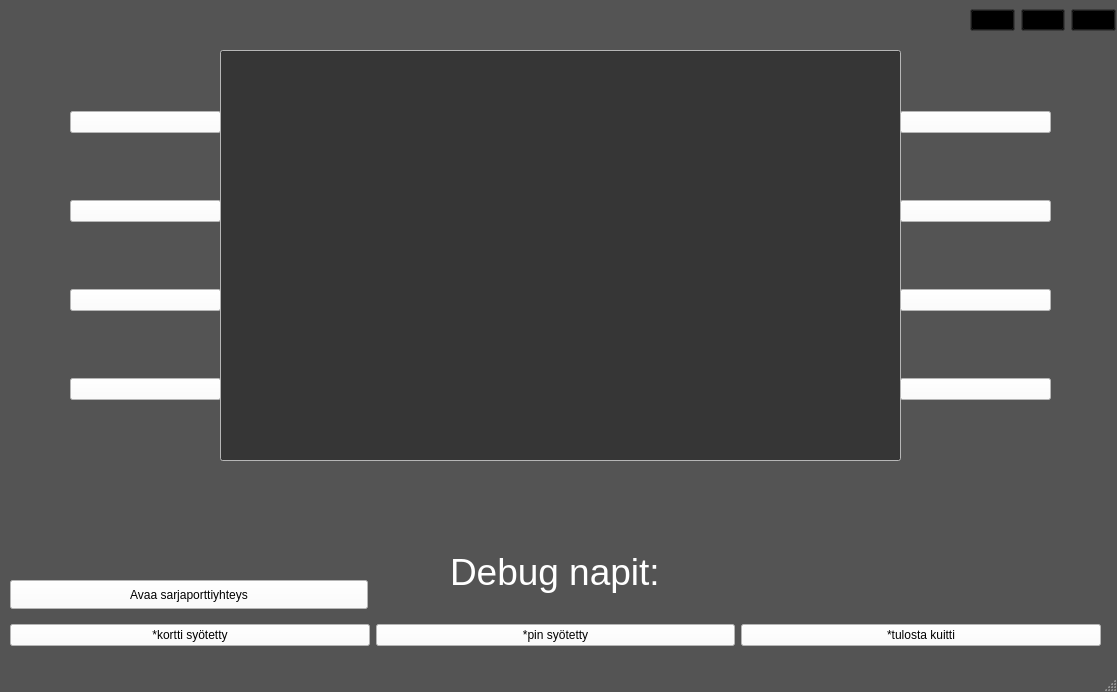
Qt form bankautomat_exe/bankautomat/mainwindow.ui (Siistikissa/bankautomat) before a commit.
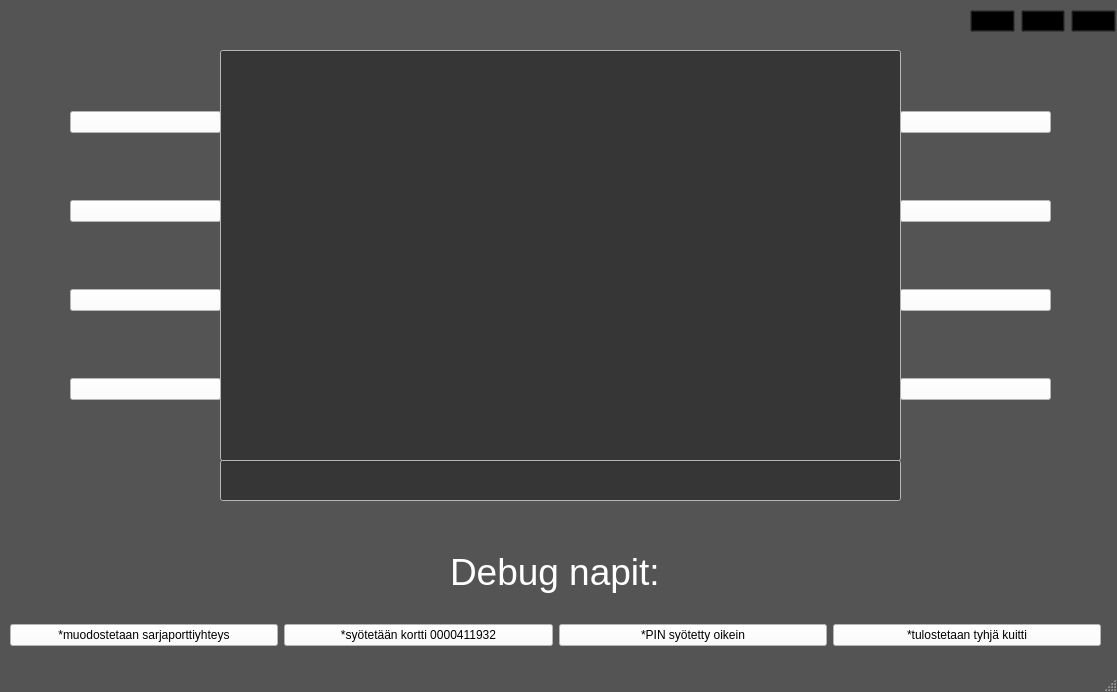
The same form after that commit. Icons and pictures are not drawn.

```diff
--- a/bankautomat_exe/bankautomat/mainwindow.ui
+++ b/bankautomat_exe/bankautomat/mainwindow.ui
@@ -2830,6 +2830,455 @@
      </rect>
     </property>
     <layout class="QHBoxLayout" name="horizontalLayout">
+     <item>
+      <widget class="QPushButton" name="SerialButton">
+       <property name="palette">
+        <palette>
+         <active>
+          <colorrole role="WindowText">
+           <brush brushstyle="SolidPattern">
+            <color alpha="255">
+             <red>0</red>
+             <green>0</green>
+             <blue>0</blue>
+            </color>
+           </brush>
+          </colorrole>
+          <colorrole role="Button">
+           <brush brushstyle="SolidPattern">
+            <color alpha="255">
+             <red>255</red>
+             <green>255</green>
+             <blue>255</blue>
+            </color>
+           </brush>
+          </colorrole>
+          <colorrole role="Light">
+           <brush brushstyle="SolidPattern">
+            <color alpha="255">
+             <red>255</red>
+             <green>255</green>
+             <blue>255</blue>
+            </color>
+           </brush>
+          </colorrole>
+          <colorrole role="Midlight">
+           <brush brushstyle="SolidPattern">
+            <color alpha="255">
+             <red>255</red>
+             <green>255</green>
+             <blue>255</blue>
+            </color>
+           </brush>
+          </colorrole>
+          <colorrole role="Dark">
+           <brush brushstyle="SolidPattern">
+            <color alpha="255">
+             <red>127</red>
+             <green>127</green>
+             <blue>127</blue>
+            </color>
+           </brush>
+          </colorrole>
+          <colorrole role="Mid">
+           <brush brushstyle="SolidPattern">
+            <color alpha="255">
+             <red>170</red>
+             <green>170</green>
+             <blue>170</blue>
+            </color>
+           </brush>
+          </colorrole>
+          <colorrole role="Text">
+           <brush brushstyle="SolidPattern">
+            <color alpha="255">
+             <red>0</red>
+             <green>0</green>
+             <blue>0</blue>
+            </color>
+           </brush>
+          </colorrole>
+          <colorrole role="BrightText">
+           <brush brushstyle="SolidPattern">
+            <color alpha="255">
+             <red>255</red>
+             <green>255</green>
+             <blue>255</blue>
+            </color>
+           </brush>
+          </colorrole>
+          <colorrole role="ButtonText">
+           <brush brushstyle="SolidPattern">
+            <color alpha="255">
+             <red>0</red>
+             <green>0</green>
+             <blue>0</blue>
+            </color>
+           </brush>
+          </colorrole>
+          <colorrole role="Base">
+           <brush brushstyle="SolidPattern">
+            <color alpha="255">
+             <red>255</red>
+             <green>255</green>
+             <blue>255</blue>
+            </color>
+           </brush>
+          </colorrole>
+          <colorrole role="Window">
+           <brush brushstyle="SolidPattern">
+            <color alpha="255">
+             <red>255</red>
+             <green>255</green>
+             <blue>255</blue>
+            </color>
+           </brush>
+          </colorrole>
+          <colorrole role="Shadow">
+           <brush brushstyle="SolidPattern">
+            <color alpha="255">
+             <red>0</red>
+             <green>0</green>
+             <blue>0</blue>
+            </color>
+           </brush>
+          </colorrole>
+          <colorrole role="AlternateBase">
+           <brush brushstyle="SolidPattern">
+            <color alpha="255">
+             <red>255</red>
+             <green>255</green>
+             <blue>255</blue>
+            </color>
+           </brush>
+          </colorrole>
+          <colorrole role="ToolTipBase">
+           <brush brushstyle="SolidPattern">
+            <color alpha="255">
+             <red>255</red>
+             <green>255</green>
+             <blue>220</blue>
+            </color>
+           </brush>
+          </colorrole>
+          <colorrole role="ToolTipText">
+           <brush brushstyle="SolidPattern">
+            <color alpha="255">
+             <red>0</red>
+             <green>0</green>
+             <blue>0</blue>
+            </color>
+           </brush>
+          </colorrole>
+          <colorrole role="PlaceholderText">
+           <brush brushstyle="SolidPattern">
+            <color alpha="127">
+             <red>0</red>
+             <green>0</green>
+             <blue>0</blue>
+            </color>
+           </brush>
+          </colorrole>
+         </active>
+         <inactive>
+          <colorrole role="WindowText">
+           <brush brushstyle="SolidPattern">
+            <color alpha="255">
+             <red>0</red>
+             <green>0</green>
+             <blue>0</blue>
+            </color>
+           </brush>
+          </colorrole>
+          <colorrole role="Button">
+           <brush brushstyle="SolidPattern">
+            <color alpha="255">
+             <red>255</red>
+             <green>255</green>
+             <blue>255</blue>
+            </color>
+           </brush>
+          </colorrole>
+          <colorrole role="Light">
+           <brush brushstyle="SolidPattern">
+            <color alpha="255">
+             <red>255</red>
+             <green>255</green>
+             <blue>255</blue>
+            </color>
+           </brush>
+          </colorrole>
+          <colorrole role="Midlight">
+           <brush brushstyle="SolidPattern">
+            <color alpha="255">
+             <red>255</red>
+             <green>255</green>
+             <blue>255</blue>
+            </color>
+           </brush>
+          </colorrole>
+          <colorrole role="Dark">
+           <brush brushstyle="SolidPattern">
+            <color alpha="255">
+             <red>127</red>
+             <green>127</green>
+             <blue>127</blue>
+            </color>
+           </brush>
+          </colorrole>
+          <colorrole role="Mid">
+           <brush brushstyle="SolidPattern">
+            <color alpha="255">
+             <red>170</red>
+             <green>170</green>
+             <blue>170</blue>
+            </color>
+           </brush>
+          </colorrole>
+          <colorrole role="Text">
+           <brush brushstyle="SolidPattern">
+            <color alpha="255">
+             <red>0</red>
+             <green>0</green>
+             <blue>0</blue>
+            </color>
+           </brush>
+          </colorrole>
+          <colorrole role="BrightText">
+           <brush brushstyle="SolidPattern">
+            <color alpha="255">
+             <red>255</red>
+             <green>255</green>
+             <blue>255</blue>
+            </color>
+           </brush>
+          </colorrole>
+          <colorrole role="ButtonText">
+           <brush brushstyle="SolidPattern">
+            <color alpha="255">
+             <red>0</red>
+             <green>0</green>
+             <blue>0</blue>
+            </color>
+           </brush>
+          </colorrole>
+          <colorrole role="Base">
+           <brush brushstyle="SolidPattern">
+            <color alpha="255">
+             <red>255</red>
+             <green>255</green>
+             <blue>255</blue>
+            </color>
+           </brush>
+          </colorrole>
+          <colorrole role="Window">
+           <brush brushstyle="SolidPattern">
+            <color alpha="255">
+             <red>255</red>
+             <green>255</green>
+             <blue>255</blue>
+            </color>
+           </brush>
+          </colorrole>
+          <colorrole role="Shadow">
+           <brush brushstyle="SolidPattern">
+            <color alpha="255">
+             <red>0</red>
+             <green>0</green>
+             <blue>0</blue>
+            </color>
+           </brush>
+          </colorrole>
+          <colorrole role="AlternateBase">
+           <brush brushstyle="SolidPattern">
+            <color alpha="255">
+             <red>255</red>
+             <green>255</green>
+             <blue>255</blue>
+            </color>
+           </brush>
+          </colorrole>
+          <colorrole role="ToolTipBase">
+           <brush brushstyle="SolidPattern">
+            <color alpha="255">
+             <red>255</red>
+             <green>255</green>
+             <blue>220</blue>
+            </color>
+           </brush>
+          </colorrole>
+          <colorrole role="ToolTipText">
+           <brush brushstyle="SolidPattern">
+            <color alpha="255">
+             <red>0</red>
+             <green>0</green>
+             <blue>0</blue>
+            </color>
+           </brush>
+          </colorrole>
+          <colorrole role="PlaceholderText">
+           <brush brushstyle="SolidPattern">
+            <color alpha="127">
+             <red>0</red>
+             <green>0</green>
+             <blue>0</blue>
+            </color>
+           </brush>
+          </colorrole>
+         </inactive>
+         <disabled>
+          <colorrole role="WindowText">
+           <brush brushstyle="SolidPattern">
+            <color alpha="255">
+             <red>127</red>
+             <green>127</green>
+             <blue>127</blue>
+            </color>
+           </brush>
+          </colorrole>
+          <colorrole role="Button">
+           <brush brushstyle="SolidPattern">
+            <color alpha="255">
+             <red>255</red>
+             <green>255</green>
+             <blue>255</blue>
+            </color>
+           </brush>
+          </colorrole>
+          <colorrole role="Light">
+           <brush brushstyle="SolidPattern">
+            <color alpha="255">
+             <red>255</red>
+             <green>255</green>
+             <blue>255</blue>
+            </color>
+           </brush>
+          </colorrole>
+          <colorrole role="Midlight">
+           <brush brushstyle="SolidPattern">
+            <color alpha="255">
+             <red>255</red>
+             <green>255</green>
+             <blue>255</blue>
+            </color>
+           </brush>
+          </colorrole>
+          <colorrole role="Dark">
+           <brush brushstyle="SolidPattern">
+            <color alpha="255">
+             <red>127</red>
+             <green>127</green>
+             <blue>127</blue>
+            </color>
+           </brush>
+          </colorrole>
+          <colorrole role="Mid">
+           <brush brushstyle="SolidPattern">
+            <color alpha="255">
+             <red>170</red>
+             <green>170</green>
+             <blue>170</blue>
+            </color>
+           </brush>
+          </colorrole>
+          <colorrole role="Text">
+           <brush brushstyle="SolidPattern">
+            <color alpha="255">
+             <red>127</red>
+             <green>127</green>
+             <blue>127</blue>
+            </color>
+           </brush>
+          </colorrole>
+          <colorrole role="BrightText">
+           <brush brushstyle="SolidPattern">
+            <color alpha="255">
+             <red>255</red>
+             <green>255</green>
+             <blue>255</blue>
+            </color>
+           </brush>
+          </colorrole>
+          <colorrole role="ButtonText">
+           <brush brushstyle="SolidPattern">
+            <color alpha="255">
+             <red>127</red>
+             <green>127</green>
+             <blue>127</blue>
+            </color>
+           </brush>
+          </colorrole>
+          <colorrole role="Base">
+           <brush brushstyle="SolidPattern">
+            <color alpha="255">
+             <red>255</red>
+             <green>255</green>
+             <blue>255</blue>
+            </color>
+           </brush>
+          </colorrole>
+          <colorrole role="Window">
+           <brush brushstyle="SolidPattern">
+            <color alpha="255">
+             <red>255</red>
+             <green>255</green>
+             <blue>255</blue>
+            </color>
+           </brush>
+          </colorrole>
+          <colorrole role="Shadow">
+           <brush brushstyle="SolidPattern">
+            <color alpha="255">
+             <red>0</red>
+             <green>0</green>
+             <blue>0</blue>
+            </color>
+           </brush>
+          </colorrole>
+          <colorrole role="AlternateBase">
+           <brush brushstyle="SolidPattern">
+            <color alpha="255">
+             <red>255</red>
+             <green>255</green>
+             <blue>255</blue>
+            </color>
+           </brush>
+          </colorrole>
+          <colorrole role="ToolTipBase">
+           <brush brushstyle="SolidPattern">
+            <color alpha="255">
+             <red>255</red>
+             <green>255</green>
+             <blue>220</blue>
+            </color>
+           </brush>
+          </colorrole>
+          <colorrole role="ToolTipText">
+           <brush brushstyle="SolidPattern">
+            <color alpha="255">
+             <red>0</red>
+             <green>0</green>
+             <blue>0</blue>
+            </color>
+           </brush>
+          </colorrole>
+          <colorrole role="PlaceholderText">
+           <brush brushstyle="SolidPattern">
+            <color alpha="127">
+             <red>127</red>
+             <green>127</green>
+             <blue>127</blue>
+            </color>
+           </brush>
+          </colorrole>
+         </disabled>
+        </palette>
+       </property>
+       <property name="text">
+        <string>*muodostetaan sarjaporttiyhteys</string>
+       </property>
+      </widget>
+     </item>
      <item>
       <widget class="QPushButton" name="RFIDButton">
        <property name="palette">
@@ -3275,7 +3724,7 @@
         </palette>
        </property>
        <property name="text">
-        <string>*kortti syötetty</string>
+        <string>*syötetään kortti 0000411932</string>
        </property>
       </widget>
      </item>
@@ -3724,7 +4173,7 @@
         </palette>
        </property>
        <property name="text">
-        <string>*pin syötetty</string>
+        <string>*PIN syötetty oikein</string>
        </property>
       </widget>
      </item>
@@ -4173,7 +4622,7 @@
         </palette>
        </property>
        <property name="text">
-        <string>*tulosta kuitti</string>
+        <string>*tulostetaan tyhjä kuitti</string>
        </property>
       </widget>
      </item>
@@ -5987,468 +6436,13 @@
      </item>
     </layout>
    </widget>
-   <widget class="QPushButton" name="RFIDButton_2">
-    <property name="geometry">
-     <rect>
-      <x>10</x>
-      <y>580</y>
-      <width>358</width>
-      <height>29</height>
-     </rect>
-    </property>
-    <property name="palette">
-     <palette>
-      <active>
-       <colorrole role="WindowText">
-        <brush brushstyle="SolidPattern">
-         <color alpha="255">
-          <red>0</red>
-          <green>0</green>
-          <blue>0</blue>
-         </color>
-        </brush>
-       </colorrole>
-       <colorrole role="Button">
-        <brush brushstyle="SolidPattern">
-         <color alpha="255">
-          <red>255</red>
-          <green>255</green>
-          <blue>255</blue>
-         </color>
-        </brush>
-       </colorrole>
-       <colorrole role="Light">
-        <brush brushstyle="SolidPattern">
-         <color alpha="255">
-          <red>255</red>
-          <green>255</green>
-          <blue>255</blue>
-         </color>
-        </brush>
-       </colorrole>
-       <colorrole role="Midlight">
-        <brush brushstyle="SolidPattern">
-         <color alpha="255">
-          <red>255</red>
-          <green>255</green>
-          <blue>255</blue>
-         </color>
-        </brush>
-       </colorrole>
-       <colorrole role="Dark">
-        <brush brushstyle="SolidPattern">
-         <color alpha="255">
-          <red>127</red>
-          <green>127</green>
-          <blue>127</blue>
-         </color>
-        </brush>
-       </colorrole>
-       <colorrole role="Mid">
-        <brush brushstyle="SolidPattern">
-         <color alpha="255">
-          <red>170</red>
-          <green>170</green>
-          <blue>170</blue>
-         </color>
-        </brush>
-       </colorrole>
-       <colorrole role="Text">
-        <brush brushstyle="SolidPattern">
-         <color alpha="255">
-          <red>0</red>
-          <green>0</green>
-          <blue>0</blue>
-         </color>
-        </brush>
-       </colorrole>
-       <colorrole role="BrightText">
-        <brush brushstyle="SolidPattern">
-         <color alpha="255">
-          <red>255</red>
-          <green>255</green>
-          <blue>255</blue>
-         </color>
-        </brush>
-       </colorrole>
-       <colorrole role="ButtonText">
-        <brush brushstyle="SolidPattern">
-         <color alpha="255">
-          <red>0</red>
-          <green>0</green>
-          <blue>0</blue>
-         </color>
-        </brush>
-       </colorrole>
-       <colorrole role="Base">
-        <brush brushstyle="SolidPattern">
-         <color alpha="255">
-          <red>255</red>
-          <green>255</green>
-          <blue>255</blue>
-         </color>
-        </brush>
-       </colorrole>
-       <colorrole role="Window">
-        <brush brushstyle="SolidPattern">
-         <color alpha="255">
-          <red>255</red>
-          <green>255</green>
-          <blue>255</blue>
-         </color>
-        </brush>
-       </colorrole>
-       <colorrole role="Shadow">
-        <brush brushstyle="SolidPattern">
-         <color alpha="255">
-          <red>0</red>
-          <green>0</green>
-          <blue>0</blue>
-         </color>
-        </brush>
-       </colorrole>
-       <colorrole role="AlternateBase">
-        <brush brushstyle="SolidPattern">
-         <color alpha="255">
-          <red>255</red>
-          <green>255</green>
-          <blue>255</blue>
-         </color>
-        </brush>
-       </colorrole>
-       <colorrole role="ToolTipBase">
-        <brush brushstyle="SolidPattern">
-         <color alpha="255">
-          <red>255</red>
-          <green>255</green>
-          <blue>220</blue>
-         </color>
-        </brush>
-       </colorrole>
-       <colorrole role="ToolTipText">
-        <brush brushstyle="SolidPattern">
-         <color alpha="255">
-          <red>0</red>
-          <green>0</green>
-          <blue>0</blue>
-         </color>
-        </brush>
-       </colorrole>
-       <colorrole role="PlaceholderText">
-        <brush brushstyle="SolidPattern">
-         <color alpha="127">
-          <red>0</red>
-          <green>0</green>
-          <blue>0</blue>
-         </color>
-        </brush>
-       </colorrole>
-      </active>
-      <inactive>
-       <colorrole role="WindowText">
-        <brush brushstyle="SolidPattern">
-         <color alpha="255">
-          <red>0</red>
-          <green>0</green>
-          <blue>0</blue>
-         </color>
-        </brush>
-       </colorrole>
-       <colorrole role="Button">
-        <brush brushstyle="SolidPattern">
-         <color alpha="255">
-          <red>255</red>
-          <green>255</green>
-          <blue>255</blue>
-         </color>
-        </brush>
-       </colorrole>
-       <colorrole role="Light">
-        <brush brushstyle="SolidPattern">
-         <color alpha="255">
-          <red>255</red>
-          <green>255</green>
-          <blue>255</blue>
-         </color>
-        </brush>
-       </colorrole>
-       <colorrole role="Midlight">
-        <brush brushstyle="SolidPattern">
-         <color alpha="255">
-          <red>255</red>
-          <green>255</green>
-          <blue>255</blue>
-         </color>
-        </brush>
-       </colorrole>
-       <colorrole role="Dark">
-        <brush brushstyle="SolidPattern">
-         <color alpha="255">
-          <red>127</red>
-          <green>127</green>
-          <blue>127</blue>
-         </color>
-        </brush>
-       </colorrole>
-       <colorrole role="Mid">
-        <brush brushstyle="SolidPattern">
-         <color alpha="255">
-          <red>170</red>
-          <green>170</green>
-          <blue>170</blue>
-         </color>
-        </brush>
-       </colorrole>
-       <colorrole role="Text">
-        <brush brushstyle="SolidPattern">
-         <color alpha="255">
-          <red>0</red>
-          <green>0</green>
-          <blue>0</blue>
-         </color>
-        </brush>
-       </colorrole>
-       <colorrole role="BrightText">
-        <brush brushstyle="SolidPattern">
-         <color alpha="255">
-          <red>255</red>
-          <green>255</green>
-          <blue>255</blue>
-         </color>
-        </brush>
-       </colorrole>
-       <colorrole role="ButtonText">
-        <brush brushstyle="SolidPattern">
-         <color alpha="255">
-          <red>0</red>
-          <green>0</green>
-          <blue>0</blue>
-         </color>
-        </brush>
-       </colorrole>
-       <colorrole role="Base">
-        <brush brushstyle="SolidPattern">
-         <color alpha="255">
-          <red>255</red>
-          <green>255</green>
-          <blue>255</blue>
-         </color>
-        </brush>
-       </colorrole>
-       <colorrole role="Window">
-        <brush brushstyle="SolidPattern">
-         <color alpha="255">
-          <red>255</red>
-          <green>255</green>
-          <blue>255</blue>
-         </color>
-        </brush>
-       </colorrole>
-       <colorrole role="Shadow">
-        <brush brushstyle="SolidPattern">
-         <color alpha="255">
-          <red>0</red>
-          <green>0</green>
-          <blue>0</blue>
-         </color>
-        </brush>
-       </colorrole>
-       <colorrole role="AlternateBase">
-        <brush brushstyle="SolidPattern">
-         <color alpha="255">
-          <red>255</red>
-          <green>255</green>
-          <blue>255</blue>
-         </color>
-        </brush>
-       </colorrole>
-       <colorrole role="ToolTipBase">
-        <brush brushstyle="SolidPattern">
-         <color alpha="255">
-          <red>255</red>
-          <green>255</green>
-          <blue>220</blue>
-         </color>
-        </brush>
-       </colorrole>
-       <colorrole role="ToolTipText">
-        <brush brushstyle="SolidPattern">
-         <color alpha="255">
-          <red>0</red>
-          <green>0</green>
-          <blue>0</blue>
-         </color>
-        </brush>
-       </colorrole>
-       <colorrole role="PlaceholderText">
-        <brush brushstyle="SolidPattern">
-         <color alpha="127">
-          <red>0</red>
-          <green>0</green>
-          <blue>0</blue>
-         </color>
-        </brush>
-       </colorrole>
-      </inactive>
-      <disabled>
-       <colorrole role="WindowText">
-        <brush brushstyle="SolidPattern">
-         <color alpha="255">
-          <red>127</red>
-          <green>127</green>
-          <blue>127</blue>
-         </color>
-        </brush>
-       </colorrole>
-       <colorrole role="Button">
-        <brush brushstyle="SolidPattern">
-         <color alpha="255">
-          <red>255</red>
-          <green>255</green>
-          <blue>255</blue>
-         </color>
-        </brush>
-       </colorrole>
-       <colorrole role="Light">
-        <brush brushstyle="SolidPattern">
-         <color alpha="255">
-          <red>255</red>
-          <green>255</green>
-          <blue>255</blue>
-         </color>
-        </brush>
-       </colorrole>
-       <colorrole role="Midlight">
-        <brush brushstyle="SolidPattern">
-         <color alpha="255">
-          <red>255</red>
-          <green>255</green>
-          <blue>255</blue>
-         </color>
-        </brush>
-       </colorrole>
-       <colorrole role="Dark">
-        <brush brushstyle="SolidPattern">
-         <color alpha="255">
-          <red>127</red>
-          <green>127</green>
-          <blue>127</blue>
-         </color>
-        </brush>
-       </colorrole>
-       <colorrole role="Mid">
-        <brush brushstyle="SolidPattern">
-         <color alpha="255">
-          <red>170</red>
-          <green>170</green>
-          <blue>170</blue>
-         </color>
-        </brush>
-       </colorrole>
-       <colorrole role="Text">
-        <brush brushstyle="SolidPattern">
-         <color alpha="255">
-          <red>127</red>
-          <green>127</green>
-          <blue>127</blue>
-         </color>
-        </brush>
-       </colorrole>
-       <colorrole role="BrightText">
-        <brush brushstyle="SolidPattern">
-         <color alpha="255">
-          <red>255</red>
-          <green>255</green>
-          <blue>255</blue>
-         </color>
-        </brush>
-       </colorrole>
-       <colorrole role="ButtonText">
-        <brush brushstyle="SolidPattern">
-         <color alpha="255">
-          <red>127</red>
-          <green>127</green>
-          <blue>127</blue>
-         </color>
-        </brush>
-       </colorrole>
-       <colorrole role="Base">
-        <brush brushstyle="SolidPattern">
-         <color alpha="255">
-          <red>255</red>
-          <green>255</green>
-          <blue>255</blue>
-         </color>
-        </brush>
-       </colorrole>
-       <colorrole role="Window">
-        <brush brushstyle="SolidPattern">
-         <color alpha="255">
-          <red>255</red>
-          <green>255</green>
-          <blue>255</blue>
-         </color>
-        </brush>
-       </colorrole>
-       <colorrole role="Shadow">
-        <brush brushstyle="SolidPattern">
-         <color alpha="255">
-          <red>0</red>
-          <green>0</green>
-          <blue>0</blue>
-         </color>
-        </brush>
-       </colorrole>
-       <colorrole role="AlternateBase">
-        <brush brushstyle="SolidPattern">
-         <color alpha="255">
-          <red>255</red>
-          <green>255</green>
-          <blue>255</blue>
-         </color>
-        </brush>
-       </colorrole>
-       <colorrole role="ToolTipBase">
-        <brush brushstyle="SolidPattern">
-         <color alpha="255">
-          <red>255</red>
-          <green>255</green>
-          <blue>220</blue>
-         </color>
-        </brush>
-       </colorrole>
-       <colorrole role="ToolTipText">
-        <brush brushstyle="SolidPattern">
-         <color alpha="255">
-          <red>0</red>
-          <green>0</green>
-          <blue>0</blue>
-         </color>
-        </brush>
-       </colorrole>
-       <colorrole role="PlaceholderText">
-        <brush brushstyle="SolidPattern">
-         <color alpha="127">
-          <red>127</red>
-          <green>127</green>
-          <blue>127</blue>
-         </color>
-        </brush>
-       </colorrole>
-      </disabled>
-     </palette>
-    </property>
-    <property name="text">
-     <string>Avaa sarjaporttiyhteys</string>
-    </property>
-   </widget>
    <widget class="QWidget" name="horizontalLayoutWidget">
     <property name="geometry">
      <rect>
       <x>970</x>
       <y>0</y>
       <width>146</width>
-      <height>40</height>
+      <height>42</height>
      </rect>
     </property>
     <layout class="QHBoxLayout" name="horizontalLayout_2">
@@ -6505,6 +6499,544 @@
      </item>
     </layout>
    </widget>
+   <widget class="QLineEdit" name="logoutInfo">
+    <property name="geometry">
+     <rect>
+      <x>220</x>
+      <y>460</y>
+      <width>681</width>
+      <height>41</height>
+     </rect>
+    </property>
+    <property name="palette">
+     <palette>
+      <active>
+       <colorrole role="WindowText">
+        <brush brushstyle="SolidPattern">
+         <color alpha="255">
+          <red>255</red>
+          <green>255</green>
+          <blue>255</blue>
+         </color>
+        </brush>
+       </colorrole>
+       <colorrole role="Button">
+        <brush brushstyle="SolidPattern">
+         <color alpha="255">
+          <red>255</red>
+          <green>255</green>
+          <blue>255</blue>
+         </color>
+        </brush>
+       </colorrole>
+       <colorrole role="Light">
+        <brush brushstyle="SolidPattern">
+         <color alpha="255">
+          <red>255</red>
+          <green>255</green>
+          <blue>255</blue>
+         </color>
+        </brush>
+       </colorrole>
+       <colorrole role="Midlight">
+        <brush brushstyle="SolidPattern">
+         <color alpha="255">
+          <red>255</red>
+          <green>255</green>
+          <blue>255</blue>
+         </color>
+        </brush>
+       </colorrole>
+       <colorrole role="Dark">
+        <brush brushstyle="SolidPattern">
+         <color alpha="255">
+          <red>255</red>
+          <green>255</green>
+          <blue>255</blue>
+         </color>
+        </brush>
+       </colorrole>
+       <colorrole role="Mid">
+        <brush brushstyle="SolidPattern">
+         <color alpha="255">
+          <red>255</red>
+          <green>255</green>
+          <blue>255</blue>
+         </color>
+        </brush>
+       </colorrole>
+       <colorrole role="Text">
+        <brush brushstyle="SolidPattern">
+         <color alpha="255">
+          <red>255</red>
+          <green>255</green>
+          <blue>255</blue>
+         </color>
+        </brush>
+       </colorrole>
+       <colorrole role="BrightText">
+        <brush brushstyle="SolidPattern">
+         <color alpha="255">
+          <red>255</red>
+          <green>255</green>
+          <blue>255</blue>
+         </color>
+        </brush>
+       </colorrole>
+       <colorrole role="ButtonText">
+        <brush brushstyle="SolidPattern">
+         <color alpha="255">
+          <red>255</red>
+          <green>255</green>
+          <blue>255</blue>
+         </color>
+        </brush>
+       </colorrole>
+       <colorrole role="Base">
+        <brush brushstyle="SolidPattern">
+         <color alpha="255">
+          <red>54</red>
+          <green>54</green>
+          <blue>54</blue>
+         </color>
+        </brush>
+       </colorrole>
+       <colorrole role="Window">
+        <brush brushstyle="SolidPattern">
+         <color alpha="255">
+          <red>255</red>
+          <green>255</green>
+          <blue>255</blue>
+         </color>
+        </brush>
+       </colorrole>
+       <colorrole role="Shadow">
+        <brush brushstyle="SolidPattern">
+         <color alpha="255">
+          <red>255</red>
+          <green>255</green>
+          <blue>255</blue>
+         </color>
+        </brush>
+       </colorrole>
+       <colorrole role="Highlight">
+        <brush brushstyle="SolidPattern">
+         <color alpha="255">
+          <red>255</red>
+          <green>255</green>
+          <blue>255</blue>
+         </color>
+        </brush>
+       </colorrole>
+       <colorrole role="Link">
+        <brush brushstyle="SolidPattern">
+         <color alpha="255">
+          <red>255</red>
+          <green>255</green>
+          <blue>255</blue>
+         </color>
+        </brush>
+       </colorrole>
+       <colorrole role="LinkVisited">
+        <brush brushstyle="SolidPattern">
+         <color alpha="255">
+          <red>255</red>
+          <green>255</green>
+          <blue>255</blue>
+         </color>
+        </brush>
+       </colorrole>
+       <colorrole role="AlternateBase">
+        <brush brushstyle="SolidPattern">
+         <color alpha="255">
+          <red>255</red>
+          <green>255</green>
+          <blue>255</blue>
+         </color>
+        </brush>
+       </colorrole>
+       <colorrole role="ToolTipBase">
+        <brush brushstyle="SolidPattern">
+         <color alpha="255">
+          <red>255</red>
+          <green>255</green>
+          <blue>220</blue>
+         </color>
+        </brush>
+       </colorrole>
+       <colorrole role="ToolTipText">
+        <brush brushstyle="SolidPattern">
+         <color alpha="255">
+          <red>255</red>
+          <green>255</green>
+          <blue>255</blue>
+         </color>
+        </brush>
+       </colorrole>
+       <colorrole role="PlaceholderText">
+        <brush brushstyle="SolidPattern">
+         <color alpha="127">
+          <red>255</red>
+          <green>255</green>
+          <blue>255</blue>
+         </color>
+        </brush>
+       </colorrole>
+      </active>
+      <inactive>
+       <colorrole role="WindowText">
+        <brush brushstyle="SolidPattern">
+         <color alpha="255">
+          <red>255</red>
+          <green>255</green>
+          <blue>255</blue>
+         </color>
+        </brush>
+       </colorrole>
+       <colorrole role="Button">
+        <brush brushstyle="SolidPattern">
+         <color alpha="255">
+          <red>255</red>
+          <green>255</green>
+          <blue>255</blue>
+         </color>
+        </brush>
+       </colorrole>
+       <colorrole role="Light">
+        <brush brushstyle="SolidPattern">
+         <color alpha="255">
+          <red>255</red>
+          <green>255</green>
+          <blue>255</blue>
+         </color>
+        </brush>
+       </colorrole>
+       <colorrole role="Midlight">
+        <brush brushstyle="SolidPattern">
+         <color alpha="255">
+          <red>255</red>
+          <green>255</green>
+          <blue>255</blue>
+         </color>
+        </brush>
+       </colorrole>
+       <colorrole role="Dark">
+        <brush brushstyle="SolidPattern">
+         <color alpha="255">
+          <red>255</red>
+          <green>255</green>
+          <blue>255</blue>
+         </color>
+        </brush>
+       </colorrole>
+       <colorrole role="Mid">
+        <brush brushstyle="SolidPattern">
+         <color alpha="255">
+          <red>255</red>
+          <green>255</green>
+          <blue>255</blue>
+         </color>
+        </brush>
+       </colorrole>
+       <colorrole role="Text">
+        <brush brushstyle="SolidPattern">
+         <color alpha="255">
+          <red>255</red>
+          <green>255</green>
+          <blue>255</blue>
+         </color>
+        </brush>
+       </colorrole>
+       <colorrole role="BrightText">
+        <brush brushstyle="SolidPattern">
+         <color alpha="255">
+          <red>255</red>
+          <green>255</green>
+          <blue>255</blue>
+         </color>
+        </brush>
+       </colorrole>
+       <colorrole role="ButtonText">
+        <brush brushstyle="SolidPattern">
+         <color alpha="255">
+          <red>255</red>
+          <green>255</green>
+          <blue>255</blue>
+         </color>
+        </brush>
+       </colorrole>
+       <colorrole role="Base">
+        <brush brushstyle="SolidPattern">
+         <color alpha="255">
+          <red>54</red>
+          <green>54</green>
+          <blue>54</blue>
+         </color>
+        </brush>
+       </colorrole>
+       <colorrole role="Window">
+        <brush brushstyle="SolidPattern">
+         <color alpha="255">
+          <red>255</red>
+          <green>255</green>
+          <blue>255</blue>
+         </color>
+        </brush>
+       </colorrole>
+       <colorrole role="Shadow">
+        <brush brushstyle="SolidPattern">
+         <color alpha="255">
+          <red>255</red>
+          <green>255</green>
+          <blue>255</blue>
+         </color>
+        </brush>
+       </colorrole>
+       <colorrole role="Highlight">
+        <brush brushstyle="SolidPattern">
+         <color alpha="255">
+          <red>255</red>
+          <green>255</green>
+          <blue>255</blue>
+         </color>
+        </brush>
+       </colorrole>
+       <colorrole role="Link">
+        <brush brushstyle="SolidPattern">
+         <color alpha="255">
+          <red>255</red>
+          <green>255</green>
+          <blue>255</blue>
+         </color>
+        </brush>
+       </colorrole>
+       <colorrole role="LinkVisited">
+        <brush brushstyle="SolidPattern">
+         <color alpha="255">
+          <red>255</red>
+          <green>255</green>
+          <blue>255</blue>
+         </color>
+        </brush>
+       </colorrole>
+       <colorrole role="AlternateBase">
+        <brush brushstyle="SolidPattern">
+         <color alpha="255">
+          <red>255</red>
+          <green>255</green>
+          <blue>255</blue>
+         </color>
+        </brush>
+       </colorrole>
+       <colorrole role="ToolTipBase">
+        <brush brushstyle="SolidPattern">
+         <color alpha="255">
+          <red>255</red>
+          <green>255</green>
+          <blue>220</blue>
+         </color>
+        </brush>
+       </colorrole>
+       <colorrole role="ToolTipText">
+        <brush brushstyle="SolidPattern">
+         <color alpha="255">
+          <red>255</red>
+          <green>255</green>
+          <blue>255</blue>
+         </color>
+        </brush>
+       </colorrole>
+       <colorrole role="PlaceholderText">
+        <brush brushstyle="SolidPattern">
+         <color alpha="127">
+          <red>255</red>
+          <green>255</green>
+          <blue>255</blue>
+         </color>
+        </brush>
+       </colorrole>
+      </inactive>
+      <disabled>
+       <colorrole role="WindowText">
+        <brush brushstyle="SolidPattern">
+         <color alpha="255">
+          <red>255</red>
+          <green>255</green>
+          <blue>255</blue>
+         </color>
+        </brush>
+       </colorrole>
+       <colorrole role="Button">
+        <brush brushstyle="SolidPattern">
+         <color alpha="255">
+          <red>255</red>
+          <green>255</green>
+          <blue>255</blue>
+         </color>
+        </brush>
+       </colorrole>
+       <colorrole role="Light">
+        <brush brushstyle="SolidPattern">
+         <color alpha="255">
+          <red>255</red>
+          <green>255</green>
+          <blue>255</blue>
+         </color>
+        </brush>
+       </colorrole>
+       <colorrole role="Midlight">
+        <brush brushstyle="SolidPattern">
+         <color alpha="255">
+          <red>255</red>
+          <green>255</green>
+          <blue>255</blue>
+         </color>
+        </brush>
+       </colorrole>
+       <colorrole role="Dark">
+        <brush brushstyle="SolidPattern">
+         <color alpha="255">
+          <red>255</red>
+          <green>255</green>
+          <blue>255</blue>
+         </color>
+        </brush>
+       </colorrole>
+       <colorrole role="Mid">
+        <brush brushstyle="SolidPattern">
+         <color alpha="255">
+          <red>255</red>
+          <green>255</green>
+          <blue>255</blue>
+         </color>
+        </brush>
+       </colorrole>
+       <colorrole role="Text">
+        <brush brushstyle="SolidPattern">
+         <color alpha="255">
+          <red>255</red>
+          <green>255</green>
+          <blue>255</blue>
+         </color>
+        </brush>
+       </colorrole>
+       <colorrole role="BrightText">
+        <brush brushstyle="SolidPattern">
+         <color alpha="255">
+          <red>255</red>
+          <green>255</green>
+          <blue>255</blue>
+         </color>
+        </brush>
+       </colorrole>
+       <colorrole role="ButtonText">
+        <brush brushstyle="SolidPattern">
+         <color alpha="255">
+          <red>255</red>
+          <green>255</green>
+          <blue>255</blue>
+         </color>
+        </brush>
+       </colorrole>
+       <colorrole role="Base">
+        <brush brushstyle="SolidPattern">
+         <color alpha="255">
+          <red>255</red>
+          <green>255</green>
+          <blue>255</blue>
+         </color>
+        </brush>
+       </colorrole>
+       <colorrole role="Window">
+        <brush brushstyle="SolidPattern">
+         <color alpha="255">
+          <red>255</red>
+          <green>255</green>
+          <blue>255</blue>
+         </color>
+        </brush>
+       </colorrole>
+       <colorrole role="Shadow">
+        <brush brushstyle="SolidPattern">
+         <color alpha="255">
+          <red>255</red>
+          <green>255</green>
+          <blue>255</blue>
+         </color>
+        </brush>
+       </colorrole>
+       <colorrole role="Link">
+        <brush brushstyle="SolidPattern">
+         <color alpha="255">
+          <red>255</red>
+          <green>255</green>
+          <blue>255</blue>
+         </color>
+        </brush>
+       </colorrole>
+       <colorrole role="LinkVisited">
+        <brush brushstyle="SolidPattern">
+         <color alpha="255">
+          <red>255</red>
+          <green>255</green>
+          <blue>255</blue>
+         </color>
+        </brush>
+       </colorrole>
+       <colorrole role="AlternateBase">
+        <brush brushstyle="SolidPattern">
+         <color alpha="255">
+          <red>255</red>
+          <green>255</green>
+          <blue>255</blue>
+         </color>
+        </brush>
+       </colorrole>
+       <colorrole role="ToolTipBase">
+        <brush brushstyle="SolidPattern">
+         <color alpha="255">
+          <red>255</red>
+          <green>255</green>
+          <blue>220</blue>
+         </color>
+        </brush>
+       </colorrole>
+       <colorrole role="ToolTipText">
+        <brush brushstyle="SolidPattern">
+         <color alpha="255">
+          <red>255</red>
+          <green>255</green>
+          <blue>255</blue>
+         </color>
+        </brush>
+       </colorrole>
+       <colorrole role="PlaceholderText">
+        <brush brushstyle="SolidPattern">
+         <color alpha="127">
+          <red>255</red>
+          <green>255</green>
+          <blue>255</blue>
+         </color>
+        </brush>
+       </colorrole>
+      </disabled>
+     </palette>
+    </property>
+    <property name="font">
+     <font>
+      <pointsize>14</pointsize>
+     </font>
+    </property>
+    <property name="text">
+     <string/>
+    </property>
+    <property name="alignment">
+     <set>Qt::AlignCenter</set>
+    </property>
+    <property name="readOnly">
+     <bool>true</bool>
+    </property>
+   </widget>
   </widget>
   <widget class="QMenuBar" name="menubar">
    <property name="geometry">
```
Left out of the diff: 4 changed lines with no effect on the pictures.
